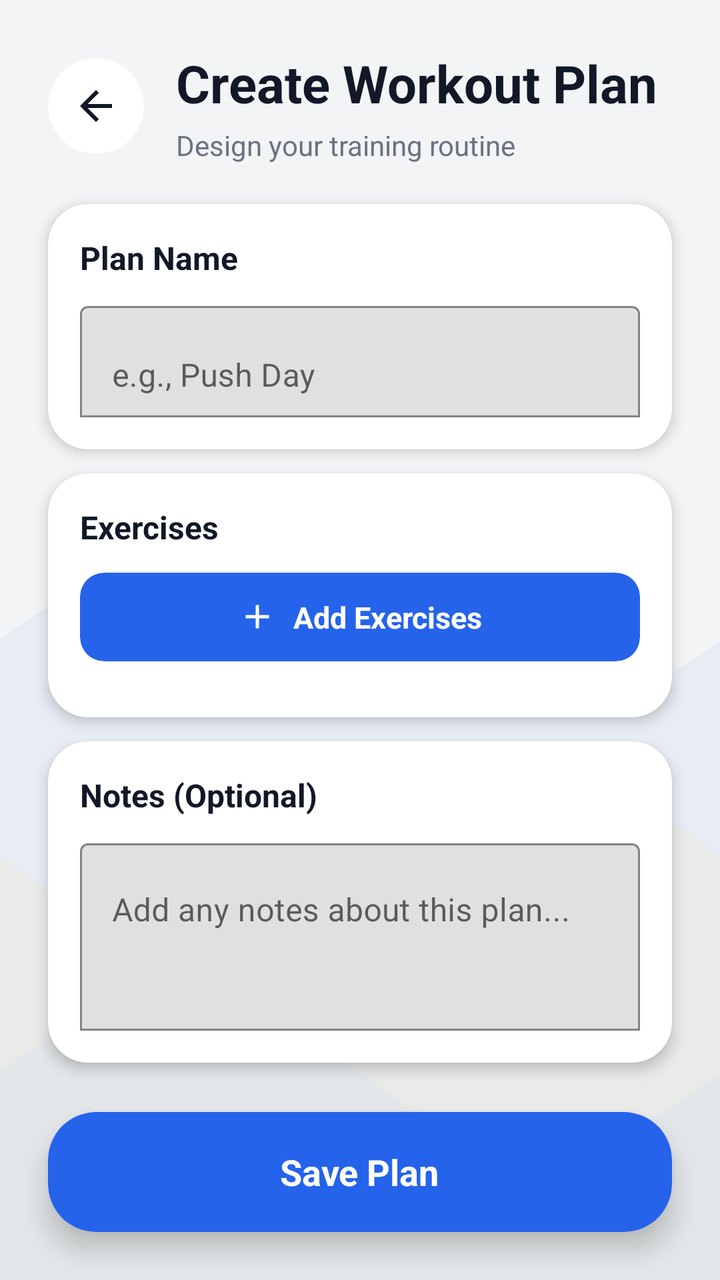
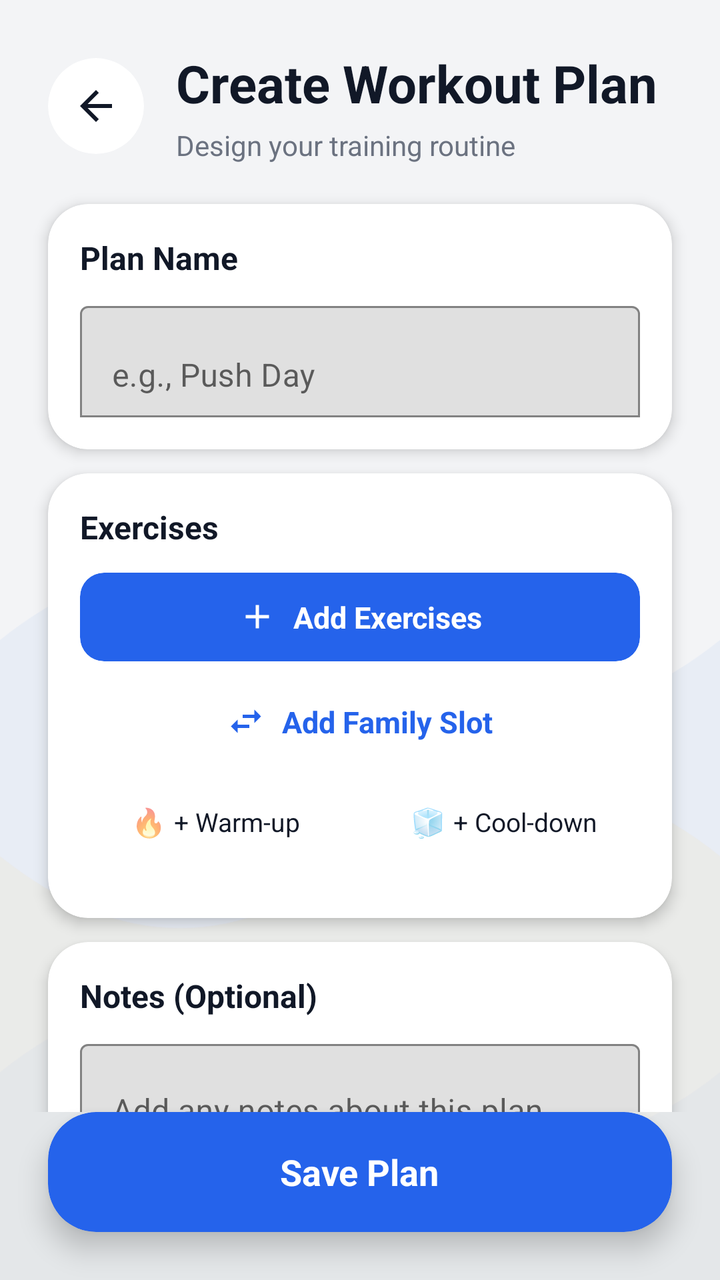

Screens rendered from an Android XML layout before and after an edit, with the pre-edit source and the edit as a unified diff.
<!-- AndroidManifest.xml: application theme Theme.Fitness -->
<!-- res/layout/activity_edit_workout_plan.xml -->
<?xml version="1.0" encoding="utf-8"?>
<androidx.constraintlayout.widget.ConstraintLayout xmlns:android="http://schemas.android.com/apk/res/android"
    xmlns:app="http://schemas.android.com/apk/res-auto"
    xmlns:tools="http://schemas.android.com/tools"
    android:layout_width="match_parent"
    android:layout_height="match_parent"
    android:background="@color/fitness_background"
    android:fitsSystemWindows="true"
    tools:context=".activities.EditWorkoutPlanActivity">

    
    <ImageView
        android:id="@+id/image_bg_animation"
        android:layout_width="match_parent"
        android:layout_height="match_parent"
        android:alpha="1.0"
        android:scaleType="centerCrop"
        app:layout_constraintBottom_toBottomOf="parent"
        app:layout_constraintEnd_toEndOf="parent"
        app:layout_constraintStart_toStartOf="parent"
        app:layout_constraintTop_toTopOf="parent"
        app:srcCompat="@drawable/avd_background_flow" />

    <androidx.core.widget.NestedScrollView
        android:id="@+id/scroll_view_content"
        android:layout_width="match_parent"
        android:layout_height="0dp"
        android:background="@android:color/transparent"
        android:clipToPadding="false"
        android:fillViewport="true"
        app:layout_constraintBottom_toTopOf="@id/button_save_plan"
        app:layout_constraintEnd_toEndOf="parent"
        app:layout_constraintStart_toStartOf="parent"
        app:layout_constraintTop_toTopOf="parent">

        <androidx.constraintlayout.widget.ConstraintLayout
            android:layout_width="match_parent"
            android:layout_height="wrap_content"
            android:clipChildren="false"
            android:clipToPadding="false"
            android:paddingStart="24dp"
            android:paddingTop="24dp"
            android:paddingEnd="24dp"
            android:paddingBottom="24dp">

            
            <LinearLayout
                android:id="@+id/layout_header"
                android:layout_width="match_parent"
                android:layout_height="wrap_content"
                android:gravity="center_vertical"
                android:orientation="horizontal"
                app:layout_constraintEnd_toEndOf="parent"
                app:layout_constraintStart_toStartOf="parent"
                app:layout_constraintTop_toTopOf="parent">

                <androidx.cardview.widget.CardView
                    android:layout_width="48dp"
                    android:layout_height="48dp"
                    app:cardBackgroundColor="@color/fitness_card_background"
                    app:cardCornerRadius="24dp"
                    app:cardElevation="0dp">

                    <ImageButton
                        android:id="@+id/button_back"
                        android:layout_width="match_parent"
                        android:layout_height="match_parent"
                        android:background="@android:color/transparent"
                        android:contentDescription="@string/progress_back_content_description"
                        android:padding="12dp"
                        android:src="@drawable/ic_arrow_back_24"
                        app:tint="@color/fitness_text_primary" />
                </androidx.cardview.widget.CardView>

                <LinearLayout
                    android:layout_width="0dp"
                    android:layout_height="wrap_content"
                    android:layout_marginStart="16dp"
                    android:layout_weight="1"
                    android:orientation="vertical">

                    <TextView
                        android:id="@+id/text_header_title"
                        android:layout_width="wrap_content"
                        android:layout_height="wrap_content"
                        android:text="Create Workout Plan"
                        android:textColor="@color/fitness_text_primary"
                        android:textSize="26sp"
                        android:textStyle="bold" />

                    <TextView
                        android:layout_width="wrap_content"
                        android:layout_height="wrap_content"
                        android:layout_marginTop="4dp"
                        android:text="Design your training routine"
                        android:textColor="@color/fitness_text_secondary"
                        android:textSize="14sp" />
                </LinearLayout>
            </LinearLayout>

            
            <androidx.cardview.widget.CardView
                android:id="@+id/card_plan_name"
                android:layout_width="match_parent"
                android:layout_height="wrap_content"
                android:layout_marginTop="20dp"
                app:cardBackgroundColor="@color/fitness_card_background"
                app:cardCornerRadius="20dp"
                app:cardElevation="4dp"
                app:layout_constraintEnd_toEndOf="parent"
                app:layout_constraintStart_toStartOf="parent"
                app:layout_constraintTop_toBottomOf="@id/layout_header">

                <LinearLayout
                    android:layout_width="match_parent"
                    android:layout_height="wrap_content"
                    android:orientation="vertical"
                    android:padding="16dp">

                    <TextView
                        android:id="@+id/text_plan_name_label"
                        android:layout_width="wrap_content"
                        android:layout_height="wrap_content"
                        android:text="Plan Name"
                        android:textColor="@color/fitness_text_primary"
                        android:textSize="16sp"
                        android:textStyle="bold" />

                    <com.google.android.material.textfield.TextInputLayout
                        android:layout_width="match_parent"
                        android:layout_height="wrap_content"
                        android:layout_marginTop="8dp"
                        android:hint="e.g., Push Day"
                        app:boxBackgroundMode="outline"
                        app:boxStrokeColor="@color/fitness_primary"
                        app:hintTextColor="@color/fitness_primary">

                        <com.google.android.material.textfield.TextInputEditText
                            android:id="@+id/edit_text_plan_name"
                            android:layout_width="match_parent"
                            android:layout_height="wrap_content"
                            android:inputType="text"
                            android:maxLines="1"
                            android:textColor="@color/fitness_text_primary" />
                    </com.google.android.material.textfield.TextInputLayout>
                </LinearLayout>
            </androidx.cardview.widget.CardView>

            
            <androidx.cardview.widget.CardView
                android:id="@+id/card_exercises"
                android:layout_width="match_parent"
                android:layout_height="wrap_content"
                android:layout_marginTop="12dp"
                app:cardBackgroundColor="@color/fitness_card_background"
                app:cardCornerRadius="20dp"
                app:cardElevation="4dp"
                app:layout_constraintEnd_toEndOf="parent"
                app:layout_constraintStart_toStartOf="parent"
                app:layout_constraintTop_toBottomOf="@id/card_plan_name">

                <LinearLayout
                    android:layout_width="match_parent"
                    android:layout_height="wrap_content"
                    android:orientation="vertical"
                    android:padding="16dp">

                    <TextView
                        android:id="@+id/text_exercises_label"
                        android:layout_width="wrap_content"
                        android:layout_height="wrap_content"
                        android:text="Exercises"
                        android:textColor="@color/fitness_text_primary"
                        android:textSize="16sp"
                        android:textStyle="bold" />

                    <androidx.cardview.widget.CardView
                        android:id="@+id/button_add_exercises"
                        android:layout_width="match_parent"
                        android:layout_height="wrap_content"
                        android:layout_marginTop="12dp"
                        android:clickable="true"
                        android:focusable="true"
                        android:foreground="?attr/selectableItemBackground"
                        app:cardBackgroundColor="@color/fitness_primary"
                        app:cardCornerRadius="12dp"
                        app:cardElevation="0dp">

                        <LinearLayout
                            android:layout_width="match_parent"
                            android:layout_height="wrap_content"
                            android:gravity="center"
                            android:minHeight="44dp"
                            android:orientation="horizontal"
                            android:padding="12dp">

                            <ImageView
                                android:layout_width="20dp"
                                android:layout_height="20dp"
                                android:src="@drawable/ic_plus"
                                app:tint="@color/white" />

                            <TextView
                                android:layout_width="wrap_content"
                                android:layout_height="wrap_content"
                                android:layout_marginStart="8dp"
                                android:text="Add Exercises"
                                android:textColor="@color/white"
                                android:textSize="15sp"
                                android:textStyle="bold" />
                        </LinearLayout>
                    </androidx.cardview.widget.CardView>

                    <androidx.recyclerview.widget.RecyclerView
                        android:id="@+id/recycler_view_plan_exercises"
                        android:layout_width="match_parent"
                        android:layout_height="wrap_content"
                        android:layout_marginTop="12dp"
                        android:nestedScrollingEnabled="false" />
                </LinearLayout>
            </androidx.cardview.widget.CardView>

            
            <androidx.cardview.widget.CardView
                android:id="@+id/card_notes"
                android:layout_width="match_parent"
                android:layout_height="wrap_content"
                android:layout_marginTop="12dp"
                android:layout_marginBottom="24dp"
                app:cardBackgroundColor="@color/fitness_card_background"
                app:cardCornerRadius="20dp"
                app:cardElevation="4dp"
                app:layout_constraintBottom_toBottomOf="parent"
                app:layout_constraintEnd_toEndOf="parent"
                app:layout_constraintStart_toStartOf="parent"
                app:layout_constraintTop_toBottomOf="@id/card_exercises">

                <LinearLayout
                    android:layout_width="match_parent"
                    android:layout_height="wrap_content"
                    android:orientation="vertical"
                    android:padding="16dp">

                    <TextView
                        android:id="@+id/text_notes_label"
                        android:layout_width="wrap_content"
                        android:layout_height="wrap_content"
                        android:text="Notes (Optional)"
                        android:textColor="@color/fitness_text_primary"
                        android:textSize="16sp"
                        android:textStyle="bold" />

                    <com.google.android.material.textfield.TextInputLayout
                        android:layout_width="match_parent"
                        android:layout_height="wrap_content"
                        android:layout_marginTop="8dp"
                        android:hint="Add any notes about this plan..."
                        app:boxBackgroundMode="outline"
                        app:boxStrokeColor="@color/fitness_primary"
                        app:hintTextColor="@color/fitness_primary">

                        <com.google.android.material.textfield.TextInputEditText
                            android:id="@+id/edit_text_notes"
                            android:layout_width="match_parent"
                            android:layout_height="wrap_content"
                            android:gravity="top"
                            android:inputType="textMultiLine"
                            android:maxLines="5"
                            android:minLines="3"
                            android:textColor="@color/fitness_text_primary" />
                    </com.google.android.material.textfield.TextInputLayout>
                </LinearLayout>
            </androidx.cardview.widget.CardView>

        </androidx.constraintlayout.widget.ConstraintLayout>
    </androidx.core.widget.NestedScrollView>

    
    <androidx.cardview.widget.CardView
        android:id="@+id/button_save_plan"
        android:layout_width="match_parent"
        android:layout_height="wrap_content"
        android:layout_marginStart="24dp"
        android:layout_marginEnd="24dp"
        android:layout_marginBottom="24dp"
        android:clickable="true"
        android:focusable="true"
        android:foreground="?attr/selectableItemBackground"
        app:cardBackgroundColor="@color/fitness_primary"
        app:cardCornerRadius="24dp"
        app:cardElevation="8dp"
        app:layout_constraintBottom_toBottomOf="parent"
        app:layout_constraintEnd_toEndOf="parent"
        app:layout_constraintStart_toStartOf="parent">

        <LinearLayout
            android:layout_width="match_parent"
            android:layout_height="wrap_content"
            android:gravity="center"
            android:minHeight="60dp"
            android:orientation="horizontal"
            android:padding="16dp">

            <TextView
                android:layout_width="wrap_content"
                android:layout_height="wrap_content"
                android:text="Save Plan"
                android:textColor="@color/white"
                android:textSize="18sp"
                android:textStyle="bold" />
        </LinearLayout>
    </androidx.cardview.widget.CardView>

</androidx.constraintlayout.widget.ConstraintLayout>
<!-- resources referenced by this layout -->
<resources>
  <color name="fitness_background">#F3F4F6</color>
  <color name="fitness_card_background">#FFFFFF</color>
  <color name="fitness_primary">#2563EB</color>
  <color name="fitness_text_primary">#111827</color>
  <color name="fitness_text_secondary">#6B7280</color>
  <color name="white">#FFFFFFFF</color>
  <!-- drawable ic_arrow_back_24 (drawable) -->
  <vector xmlns:android="http://schemas.android.com/apk/res/android"
      android:width="24dp"
      android:height="24dp"
      android:viewportWidth="24.0"
      android:viewportHeight="24.0"
      android:tint="?attr/colorControlNormal">
    <path
        android:fillColor="@android:color/white"
        android:pathData="M20,11H7.83l5.59,-5.59L12,4l-8,8 8,8 1.41,-1.41L7.83,13H20v-2z"/>
  </vector>
  <!-- drawable ic_plus (drawable) -->
  <vector xmlns:android="http://schemas.android.com/apk/res/android"
      android:width="24dp"
      android:height="24dp"
      android:viewportWidth="24.0"
      android:viewportHeight="24.0">
      <path
          android:fillColor="@android:color/white"
          android:pathData="M19,13h-6v6h-2v-6H5v-2h6V5h2v6h6v2z" />
  </vector>
  <string name="progress_back_content_description">Navigate back</string>
  <color name="fitness_primary_dark">#1E40AF</color>
  <color name="fitness_accent">#F59E0B</color>
  <!-- drawable bg_dialog_rounded (drawable) -->
  <?xml version="1.0" encoding="utf-8"?>
  <shape xmlns:android="http://schemas.android.com/apk/res/android"
      android:shape="rectangle">
      <solid android:color="@color/fitness_card_background" />
      <corners android:radius="24dp" />
  </shape>
  <style name="MaterialAlertDialog.Fitness.Title" parent="MaterialAlertDialog.MaterialComponents.Title.Text">
          <item name="android:textColor">@color/fitness_text_primary</item>
          <item name="android:textSize">20sp</item>
          <item name="android:textStyle">bold</item>
      </style>
  <style name="MaterialAlertDialog.Fitness.Body" parent="MaterialAlertDialog.MaterialComponents.Body.Text">
          <item name="android:textColor">@color/fitness_text_primary</item>
          <item name="android:textSize">15sp</item>
      </style>
  <style name="MaterialAlertDialog.Fitness.Button" parent="Widget.MaterialComponents.Button.TextButton.Dialog">
          <item name="android:textColor">@color/fitness_primary</item>
          <item name="android:textSize">15sp</item>
          <item name="android:textStyle">bold</item>
      </style>
  <!-- unchanged entries left out for length: 3 -->
</resources>

<!-- the commit's change to res/layout/activity_edit_workout_plan.xml (unified diff, before → after) -->
@@ -210,6 +210,127 @@
                                 android:textStyle="bold" />
                         </LinearLayout>
                     </androidx.cardview.widget.CardView>
+
+                    <androidx.cardview.widget.CardView
+                        android:id="@+id/button_add_family_slot"
+                        android:layout_width="match_parent"
+                        android:layout_height="wrap_content"
+                        android:layout_marginTop="8dp"
+                        android:clickable="true"
+                        android:focusable="true"
+                        android:foreground="?attr/selectableItemBackground"
+                        app:cardBackgroundColor="@color/fitness_card_background"
+                        app:cardCornerRadius="12dp"
+                        app:cardElevation="0dp"
+                        app:strokeWidth="1dp"
+                        app:strokeColor="@color/fitness_primary">
+
+                        <LinearLayout
+                            android:layout_width="match_parent"
+                            android:layout_height="wrap_content"
+                            android:gravity="center"
+                            android:minHeight="44dp"
+                            android:orientation="horizontal"
+                            android:padding="12dp">
+
+                            <ImageView
+                                android:layout_width="20dp"
+                                android:layout_height="20dp"
+                                android:src="@drawable/ic_swap_horiz"
+                                app:tint="@color/fitness_primary" />
+
+                            <TextView
+                                android:layout_width="wrap_content"
+                                android:layout_height="wrap_content"
+                                android:layout_marginStart="8dp"
+                                android:text="Add Family Slot"
+                                android:textColor="@color/fitness_primary"
+                                android:textSize="15sp"
+                                android:textStyle="bold" />
+                        </LinearLayout>
+                    </androidx.cardview.widget.CardView>
+
+                    
+                    <LinearLayout
+                        android:layout_width="match_parent"
+                        android:layout_height="wrap_content"
+                        android:layout_marginTop="8dp"
+                        android:orientation="horizontal">
+
+                        <androidx.cardview.widget.CardView
+                            android:id="@+id/button_add_warmup"
+                            android:layout_width="0dp"
+                            android:layout_height="wrap_content"
+                            android:layout_weight="1"
+                            android:layout_marginEnd="4dp"
+                            android:clickable="true"
+                            android:focusable="true"
+                            android:foreground="?attr/selectableItemBackground"
+                            app:cardBackgroundColor="@color/fitness_card_background"
+                            app:cardCornerRadius="12dp"
+                            app:cardElevation="0dp">
+
+                            <LinearLayout
+                                android:layout_width="match_parent"
+                                android:layout_height="wrap_content"
+                                android:gravity="center"
+                                android:minHeight="40dp"
+                                android:orientation="horizontal"
+                                android:padding="10dp">
+
+                                <TextView
+                                    android:layout_width="wrap_content"
+                                    android:layout_height="wrap_content"
+                                    android:text="🔥"
+                                    android:textSize="14sp" />
+
+                                <TextView
+                                    android:layout_width="wrap_content"
+                                    android:layout_height="wrap_content"
+                                    android:layout_marginStart="4dp"
+                                    android:text="@string/btn_add_warmup"
+                                    android:textColor="@color/fitness_text_primary"
+                                    android:textSize="13sp" />
+                            </LinearLayout>
+                        </androidx.cardview.widget.CardView>
+
+                        <androidx.cardview.widget.CardView
+                            android:id="@+id/button_add_cooldown"
+                            android:layout_width="0dp"
+                            android:layout_height="wrap_content"
+                            android:layout_weight="1"
+                            android:layout_marginStart="4dp"
+                            android:clickable="true"
+                            android:focusable="true"
+                            android:foreground="?attr/selectableItemBackground"
+                            app:cardBackgroundColor="@color/fitness_card_background"
+                            app:cardCornerRadius="12dp"
+                            app:cardElevation="0dp">
+
+                            <LinearLayout
+                                android:layout_width="match_parent"
+                                android:layout_height="wrap_content"
+                                android:gravity="center"
+                                android:minHeight="40dp"
+                                android:orientation="horizontal"
+                                android:padding="10dp">
+
+                                <TextView
+                                    android:layout_width="wrap_content"
+                                    android:layout_height="wrap_content"
+                                    android:text="🧊"
+                                    android:textSize="14sp" />
+
+                                <TextView
+                                    android:layout_width="wrap_content"
+                                    android:layout_height="wrap_content"
+                                    android:layout_marginStart="4dp"
+                                    android:text="@string/btn_add_cooldown"
+                                    android:textColor="@color/fitness_text_primary"
+                                    android:textSize="13sp" />
+                            </LinearLayout>
+                        </androidx.cardview.widget.CardView>
+                    </LinearLayout>
 
                     <androidx.recyclerview.widget.RecyclerView
                         android:id="@+id/recycler_view_plan_exercises"
<!-- resource entries referenced after the edit -->
@@ -27,6 +27,18 @@
           android:fillColor="@android:color/white"
           android:pathData="M19,13h-6v6h-2v-6H5v-2h6V5h2v6h6v2z" />
   </vector>
+  <!-- drawable ic_swap_horiz (drawable) -->
+  <vector xmlns:android="http://schemas.android.com/apk/res/android"
+      android:width="24dp"
+      android:height="24dp"
+      android:viewportWidth="24.0"
+      android:viewportHeight="24.0">
+    <path
+        android:fillColor="@android:color/white"
+        android:pathData="M6.99,11L3,15l3.99,4v-3H14v-2H6.99v-3zM21,9l-3.99,-4v3H10v2h7.01v3L21,9z"/>
+  </vector>
+  <string name="btn_add_cooldown">+ Cool-down</string>
+  <string name="btn_add_warmup">+ Warm-up</string>
   <string name="progress_back_content_description">Navigate back</string>
   <color name="fitness_primary_dark">#1E40AF</color>
   <color name="fitness_accent">#F59E0B</color>
